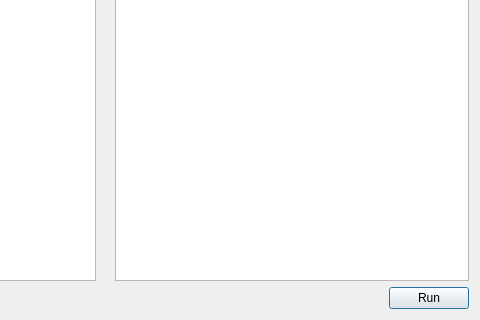
Old version of the form rename.ui in the repository june3474/rename; both pictures show x 270 to 750 and y 280 to 600 of the 750 by 600 pixel window.
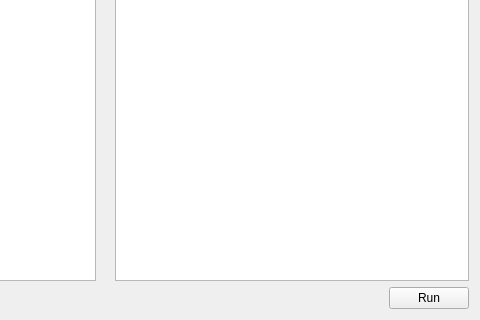
New version of the form. Icons and pictures are not drawn.

Diff of the .ui file:
```diff
--- a/rename.ui
+++ b/rename.ui
@@ -246,6 +246,9 @@
        <property name="text">
         <string>Run</string>
        </property>
+       <property name="autoDefault">
+        <bool>false</bool>
+       </property>
       </widget>
      </item>
     </layout>
```
